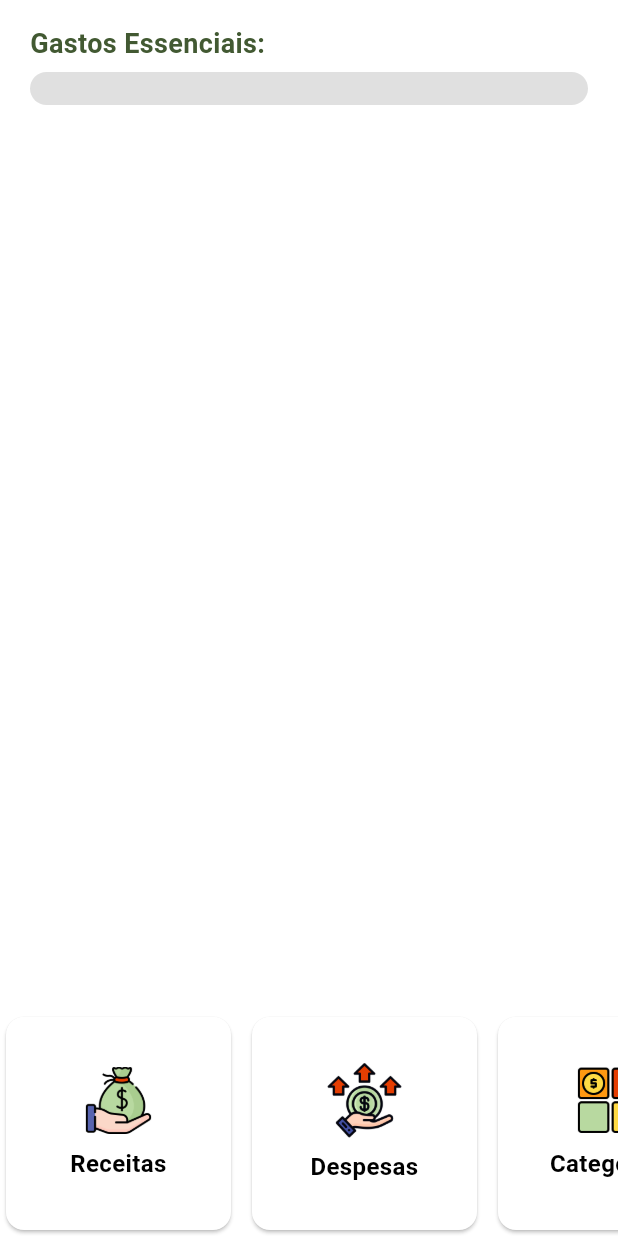
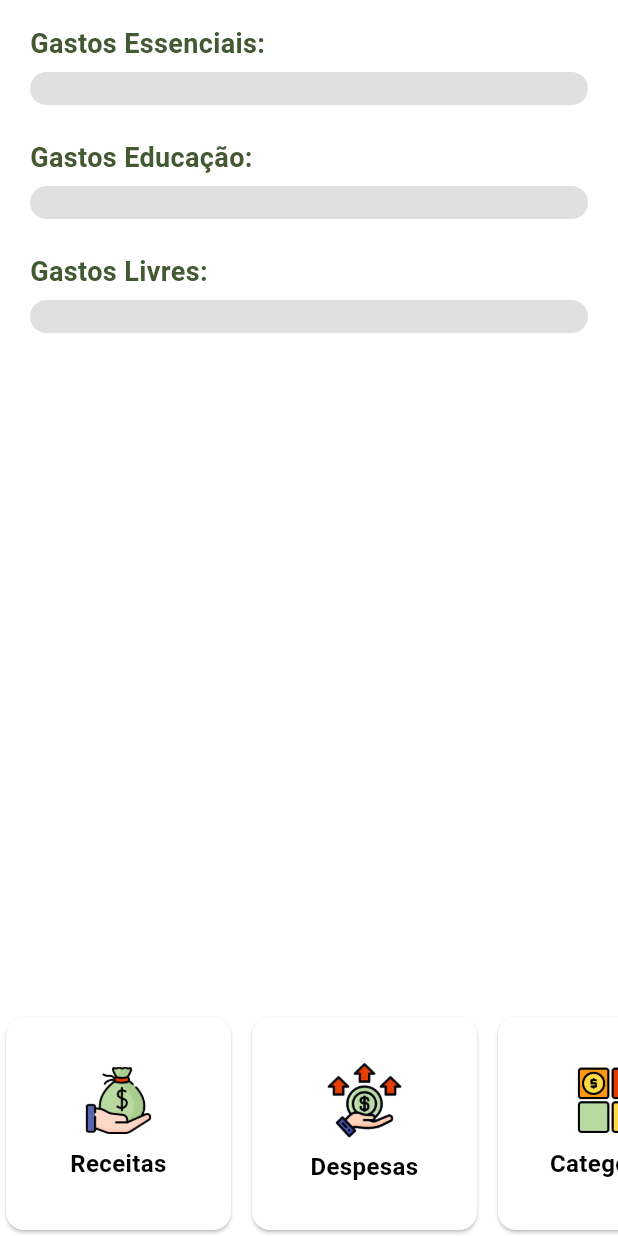
Before and after one commit to tiringa1313/financas, a Flutter app: the AbaResumoGeral screen opened directly, on a phone screen of 412 x 824 dp. Run offline on Flutter 3.47's test engine with Material 3 defaults, Android fonts, the phone set to English and light mode, and no system bars; our stand-ins replace cloud_firestore, firebase_auth, firebase_core, flutter_typeahead, get_it and 1 more; missing offline and left inert: dart:ffi; accounts and stored records are empty.

Commit message:
Ajustar a logica da porcentagem na progress bar geral

```diff
--- a/lib/telas/AbaResumoGeral.dart
+++ b/lib/telas/AbaResumoGeral.dart
@@ -23,8 +23,12 @@ class AbaResumoGeral extends StatefulWidget {
 class _AbaResumoGeralState extends State<AbaResumoGeral> {
   double? _saldoGeral;
   double? _totalEssenciais;
+  double? _totalEducacao;
+  double? _totalLivres;
   final FocusNode _focusNode = FocusNode();
-  double percentSpent = 0.0; // Inicialize com 0.0
+  double percentSpentpercentSpentEssenciais = 0.0; // Inicialize com 0.0
+  double percentSpentpercentSpentEducacao = 0.0; // Inicialize com 0.0
+  double percentSpentpercentSpentLivre = 0.0; // Inicialize com 0.0
 
   @override
   void initState() {
@@ -55,11 +59,16 @@ class _AbaResumoGeralState extends State<AbaResumoGeral> {
           FirebaseService('usuarios'); // Use 'usuarios' como coleção
 
       // Buscar o saldo geral do usuário
+      // obs: utilizar um MAP para buscar os totais somente em uma chamada para otimizar o tempo
       String saldoGeralString =
           await firebaseService.buscarSaldoGeralUsuario(userId);
 
       String totalEssenciais = await firebaseService.buscarTotalDespesas(
           userId, "despesasEssenciais");
+      String totalEducacao =
+          await firebaseService.buscarTotalDespesas(userId, "despesasEducacao");
+      String totalLivres =
+          await firebaseService.buscarTotalDespesas(userId, "despesasLivres");
 
       // Converte o saldoGeral String para Double
       _saldoGeral = double.parse(saldoGeralString);
@@ -67,16 +76,32 @@ class _AbaResumoGeralState extends State<AbaResumoGeral> {
       //converte o total despesas para Double
 
       _totalEssenciais = double.parse(totalEssenciais);
+      _totalEducacao = double.parse(totalEducacao);
+      _totalLivres = double.parse(totalLivres);
 
       print('Saldo Geral Retornado Pelo Firebase $_saldoGeral');
 
       // Atualizar o percentual de despesas
       // Exemplo: Suponha que você tenha uma variável com o valor total das despesas
-      //double valorDespesas = 1000.0; // Substitua pelo valor total das despesas
+
       // Calcula o percentual de despesas em relação ao saldo geral
-      percentSpent = (_totalEssenciais! / _saldoGeral!) * 100;
+
+      percentSpentpercentSpentEssenciais =
+          (_totalEssenciais! / _saldoGeral!) * 100;
+      percentSpentpercentSpentEducacao = (_totalEducacao! / _saldoGeral!) * 100;
+      percentSpentpercentSpentLivre = (_totalLivres! / _saldoGeral!) * 100;
+
       // Garante que o percentual não seja superior a 100%
-      percentSpent = percentSpent > 100 ? 100 : percentSpent;
+      percentSpentpercentSpentEssenciais =
+          percentSpentpercentSpentEssenciais > 100
+              ? 100
+              : percentSpentpercentSpentEssenciais;
+      percentSpentpercentSpentEducacao = percentSpentpercentSpentEducacao > 100
+          ? 100
+          : percentSpentpercentSpentEducacao;
+      percentSpentpercentSpentLivre = percentSpentpercentSpentLivre > 100
+          ? 100
+          : percentSpentpercentSpentLivre;
 
       setState(() {}); // Notifique o Flutter para reconstruir a interface
     } catch (e) {
@@ -111,7 +136,65 @@ class _AbaResumoGeralState extends State<AbaResumoGeral> {
                 horizontal: 20.0,
                 vertical: 6.0), // Ajuste a margem vertical conforme necessário
             child: LinearProgressIndicator(
-              value: percentSpent / 100,
+              value: percentSpentpercentSpentEssenciais / 100,
+              backgroundColor: Colors.grey[300],
+              valueColor: AlwaysStoppedAnimation<Color>(Color(0xFFC6E3AF)),
+              minHeight: 22,
+              borderRadius: BorderRadius.circular(24),
+            ),
+          ),
+
+          // Margem superior para a barra de progresso
+          SizedBox(height: 16.0),
+
+          // Adicione um texto acima da barra de progresso
+          Padding(
+            padding: const EdgeInsets.symmetric(horizontal: 20.0),
+            child: Text(
+              'Gastos Educação:',
+              style: TextStyle(
+                fontSize: 18,
+                color: Color(0xFF425932),
+                fontWeight: FontWeight.bold,
+              ),
+            ),
+          ),
+
+          Container(
+            margin: EdgeInsets.symmetric(
+                horizontal: 20.0,
+                vertical: 6.0), // Ajuste a margem vertical conforme necessário
+            child: LinearProgressIndicator(
+              value: percentSpentpercentSpentEducacao / 100,
+              backgroundColor: Colors.grey[300],
+              valueColor: AlwaysStoppedAnimation<Color>(Color(0xFFC6E3AF)),
+              minHeight: 22,
+              borderRadius: BorderRadius.circular(24),
+            ),
+          ),
+
+          // Margem superior para a barra de progresso
+          SizedBox(height: 16.0),
+
+          // Adicione um texto acima da barra de progresso
+          Padding(
+            padding: const EdgeInsets.symmetric(horizontal: 20.0),
+            child: Text(
+              'Gastos Livres:',
+              style: TextStyle(
+                fontSize: 18,
+                color: Color(0xFF425932),
+                fontWeight: FontWeight.bold,
+              ),
+            ),
+          ),
+
+          Container(
+            margin: EdgeInsets.symmetric(
+                horizontal: 20.0,
+                vertical: 6.0), // Ajuste a margem vertical conforme necessário
+            child: LinearProgressIndicator(
+              value: percentSpentpercentSpentEducacao / 100,
               backgroundColor: Colors.grey[300],
               valueColor: AlwaysStoppedAnimation<Color>(Color(0xFFC6E3AF)),
               minHeight: 22,
```
